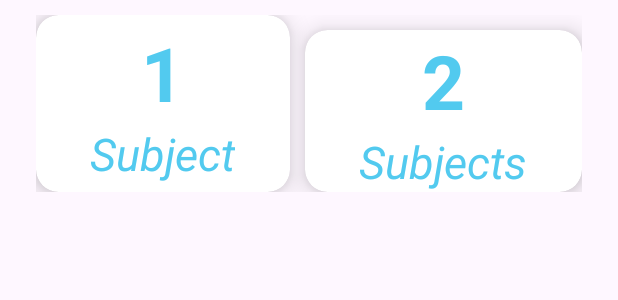
After one commit to wahaj35/GPA-Finder, an Android app: the layout home_items.xml on its own in the app's theme, with its tools: preview values and no code run, on a phone screen of 412 x 824 dp. The commit adds this screen. Shown: the top 300 px of the screen. Run offline under Robolectric (Android 15) with nearby library versions, the phone set to English and light mode, and no system bars.

Commit message:
Solved Screen Bug

```diff
--- a/app/build.gradle
+++ b/app/build.gradle
@@ -35,6 +35,7 @@ android {
     }
 }
 dependencies {
+    implementation 'androidx.cardview:cardview:1.0.0'
     var nav_version = "2.3.5"
     implementation("androidx.navigation:navigation-fragment-ktx:$nav_version")
     implementation("androidx.navigation:navigation-ui-ktx:$nav_version")
--- /dev/null
+++ b/app/src/main/java/com/example/about/CardData.kt
@@ -0,0 +1,3 @@
+package com.example.about
+
+data class CardData(var subjectHeading: String,  var noOfSubjectHeading:String)
--- a/app/src/main/java/com/example/about/MainActivity.kt
+++ b/app/src/main/java/com/example/about/MainActivity.kt
@@ -5,6 +5,7 @@ import android.os.Bundle
 import android.view.Menu
 import android.view.MenuInflater
 import android.view.MenuItem
+import android.widget.Toast
 import androidx.databinding.DataBindingUtil.setContentView
 import androidx.lifecycle.ReportFragment
 import androidx.navigation.findNavController
@@ -20,6 +21,7 @@ open class MainActivity : AppCompatActivity() {
     override fun onCreate(savedInstanceState: Bundle?) {
         super.onCreate(savedInstanceState)
         binding = setContentView(this, R.layout.activity_main)
+        Toast.makeText(this, "Choose no.Of Subjects", Toast.LENGTH_SHORT).show()
         setSupportActionBar(binding.myToolbar)
         val navHostFragment = supportFragmentManager.findFragmentById(R.id.NavigationHost) as NavHostFragment
         val navController = navHostFragment.navController
--- /dev/null
+++ b/app/src/main/res/layout/home_items.xml
@@ -0,0 +1,89 @@
+<?xml version="1.0" encoding="utf-8"?>
+<androidx.constraintlayout.widget.ConstraintLayout xmlns:android="http://schemas.android.com/apk/res/android"
+    xmlns:app="http://schemas.android.com/apk/res-auto"
+    android:layout_width="match_parent"
+    android:layout_height="wrap_content">
+
+    <RelativeLayout
+        android:layout_width="match_parent"
+        android:layout_height="wrap_content"
+        app:layout_constraintTop_toTopOf="parent"
+        app:layout_constraintStart_toStartOf="parent"
+        android:layout_marginTop="10dp">
+
+        <GridLayout
+            android:layout_width="match_parent"
+            android:layout_height="wrap_content"
+            android:rowCount="5"
+            android:layout_marginLeft="24dp"
+            android:layout_marginRight="24dp"
+            android:columnCount="2">
+
+            <androidx.cardview.widget.CardView
+                android:id="@+id/oneSubject"
+                android:layout_width="wrap_content"
+                android:layout_height="wrap_content"
+                style="@style/oneSubjectCardsStyles">
+                <LinearLayout
+                    android:gravity="center"
+                    android:layout_width="match_parent"
+                    android:layout_height="match_parent"
+                    android:orientation="vertical">
+
+                    <TextView
+                        android:id="@+id/noOfSubjectHeading1"
+                        android:layout_width="wrap_content"
+                        android:layout_height="wrap_content"
+                        android:gravity="center_horizontal"
+                        android:text="@string/oneSubject"
+                        android:textColor="@color/holoBlue"
+                        android:textSize="50dp"
+                        android:textStyle="bold" />
+
+                    <TextView
+                        android:id="@+id/subjectHeading1"
+                        android:layout_width="wrap_content"
+                        android:layout_height="wrap_content"
+                        android:gravity="center_horizontal"
+                        android:text="@string/oneSubject_text"
+                        android:textColor="@color/holoBlue"
+                        android:textSize="30dp"
+                        android:textStyle="italic" />
+                </LinearLayout>
+            </androidx.cardview.widget.CardView>
+
+            <androidx.cardview.widget.CardView
+                android:id="@+id/twoSubjects"
+                android:layout_width="wrap_content"
+                android:layout_height="wrap_content"
+                style="@style/twoSubjectsCardsStyles">
+                <LinearLayout
+                    android:layout_width="match_parent"
+                    android:gravity="center"
+                    android:layout_height="match_parent"
+                    android:orientation="vertical">
+
+                    <TextView
+                        android:id="@+id/noOfSubjectHeading2"
+                        android:layout_width="wrap_content"
+                        android:layout_height="wrap_content"
+                        android:gravity="center_horizontal"
+                        android:text="@string/twoSubjects"
+                        android:textColor="@color/holoBlue"
+                        android:textSize="50dp"
+                        android:textStyle="bold" />
+
+                    <TextView
+                        android:id="@+id/subjectHeading2"
+                        android:layout_width="wrap_content"
+                        android:layout_height="wrap_content"
+                        android:gravity="center_horizontal"
+                        android:text="@string/subjectText"
+                        android:textColor="@color/holoBlue"
+                        android:textSize="30dp"
+                        android:textStyle="italic" />
+                </LinearLayout>
+            </androidx.cardview.widget.CardView>
+        </GridLayout>
+    </RelativeLayout>
+</androidx.constraintlayout.widget.ConstraintLayout>
--- a/app/src/main/res/values/colors.xml
+++ b/app/src/main/res/values/colors.xml
@@ -5,5 +5,6 @@
     <color name="red">#FC0000</color>
     <color name="holoBlue">#52CAEF</color>
     <color name="hoverColor">#37000000</color>
-    <color name="defaultColor">#FFFFFFFF</color>
+    <color name="defaultColor">#52CAEF</color>
+    <color name="ripple_color">#941E84</color>
 </resources>
```
Also changed, not shown: app/src/main/java/com/example/about/HomeAdapter.kt (added, +69 -0 lines), app/src/main/java/com/example/about/HomeFragment.kt (+81 -71 lines), app/src/main/res/layout/fragment_home.xml (+18 -0 lines).
